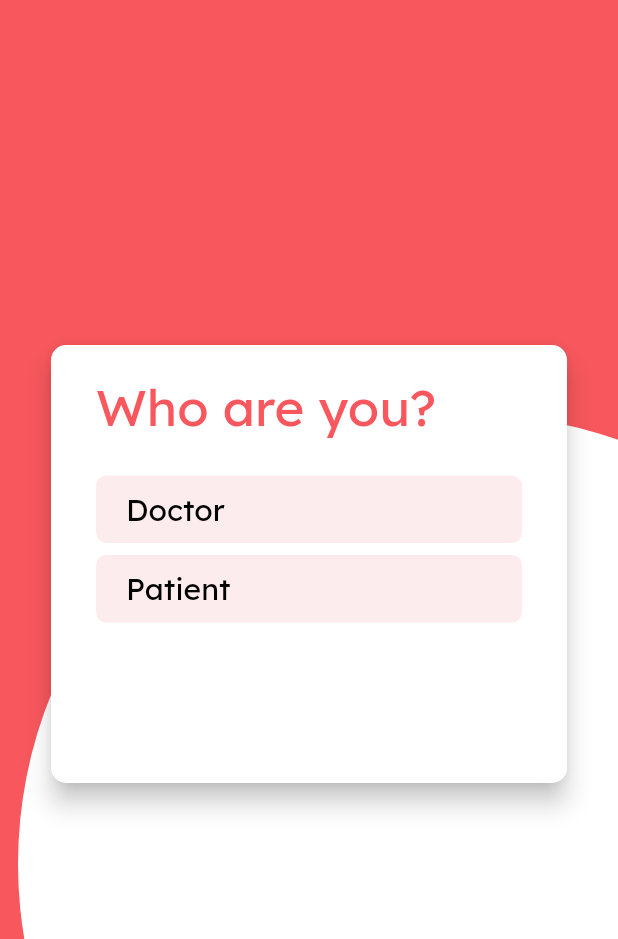
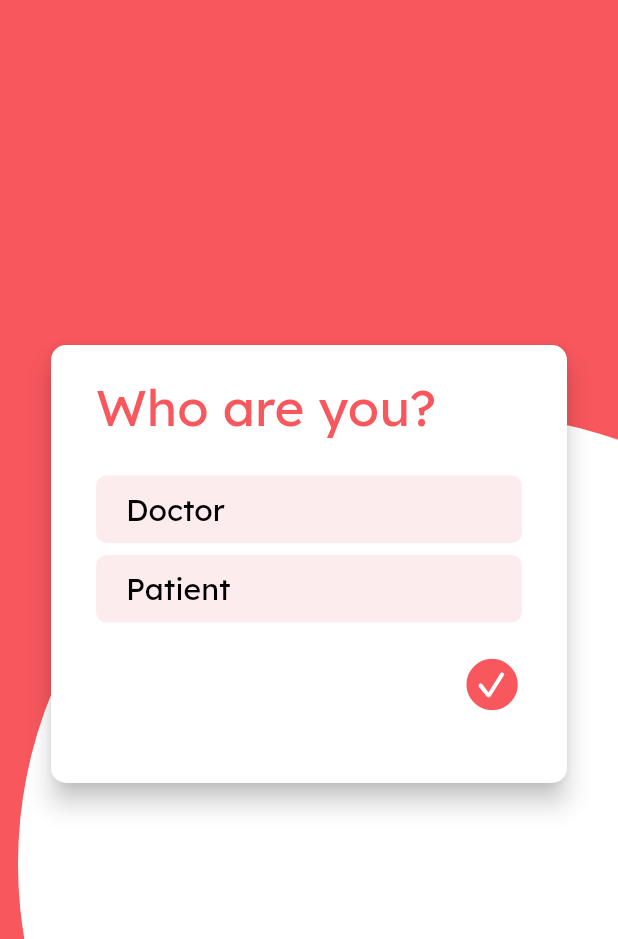
Before and after one commit to MLH-Fellowship/soochit, a Flutter app: the Welcome screen opened by its route, on a phone screen of 412 x 824 dp, the part 297-1236 px from its top. Run offline on Flutter 3.47's test engine with Material 2 defaults, Android fonts, the phone set to English and light mode, and no system bars; our stand-ins replace firebase_auth, flutter_mobx, mobx; missing offline and left inert: numeric_keyboard; accounts and stored records are empty; generated files the repository leaves out were written again.

```diff
--- a/lib/global/myStrings.dart
+++ b/lib/global/myStrings.dart
@@ -20,12 +20,9 @@ class MyStrings {
   // snackBar messages (errors/suggestions)
   static const invalidPhoneNumber = 'Please enter a valid phone number';
   static const invalidCodeOrAuth = 'Invalid code/Invalid authentication';
-  static const somethingGoneWrong =
-      'Something has gone wrong, please try later';
-  static const invalidPhoneNumberFormat =
-      'The phone number format is incorrect. Please enter your number in E.164 format i.e. [+][country code][number]';
-  static const incorrectOTP =
-      'Incorrect OTP. Please enter the last code received.';
+  static const somethingGoneWrong = 'Something has gone wrong, please try later';
+  static const invalidPhoneNumberFormat = 'The phone number format is incorrect. Please enter your number in E.164 format i.e. [+][country code][number]';
+  static const incorrectOTP = 'Incorrect OTP. Please enter the last code received.';
 
   //dummy data
   static const patientName = "Rachit Gupta";
@@ -36,19 +33,13 @@ class MyStrings {
   static const doctorName = "Dr. Rachit Gupta";
   static const phoneNumber = "+91 0000000000";
 
-  static const registerLabel = 'Register'; // for doc and patients both
-  static const buttonLabel2 = 'Confirm'; // for doc and patients both
-
   // >>>>>>>>>>>>>>>>>>>> PATIENT >>>>>>>>>>>>>>>>>>>>
 
   //home
   static const patientMedDeadlines = "$patientName's Medical Deadlines";
-  static const genderLabel = 'Gender';
-  static const addressLabel = 'Address';
 
   //prescription history
-  static const patientPrescriptionHistoryLabel =
-      "$patientName's Prescription History";
+  static const patientPrescriptionHistoryLabel = "$patientName's Prescription History";
 
   // >>>>>>>>>>>>>>>>>>>> DOCTOR >>>>>>>>>>>>>>>>>>>>
 
@@ -63,10 +54,4 @@ class MyStrings {
   static const yearsOldLabel = "years old";
   static const sampleProblem = "Problem: constant cough";
   static const searchPatientsLabel = "Search patients";
-
-  // register page
-  static const nameLabel = 'Name';
-  static const hospitalNameLabel = 'Hospital Name';
-  static const hospitalAddressLabel = 'Hospital Address';
-  static const qualificationsLabel = 'Qualifications';
 }
--- a/lib/main.dart
+++ b/lib/main.dart
@@ -5,10 +5,8 @@ import 'package:soochit/pages/authentication/register.dart';
 import 'package:soochit/pages/authentication/enterOTP.dart';
 import 'package:soochit/pages/authentication/splash_page.dart';
 import 'package:soochit/pages/doctor-specific/doctorProfile.dart';
-import 'package:soochit/pages/doctor-specific/doctorRegistration.dart';
 import 'package:soochit/pages/doctor-specific/homeDoctor.dart';
 import 'package:soochit/pages/patient-specific/homePatient.dart';
-import 'package:soochit/pages/patient-specific/patientRegistration.dart';
 import 'package:soochit/stores/login_store.dart';
 import 'pages/welcome.dart';
 import 'pages/login.dart';
@@ -62,9 +60,7 @@ class _MyAppState extends State<MyApp> {
             PrescriptionHistory.id: (context) => PrescriptionHistory(),
             SamplePatientProfile.id: (context) => SamplePatientProfile(),
             HomePatient.id: (context) => HomePatient(),
-            DoctorProfile.id: (context) => DoctorProfile(),
-            DoctorRegistration.id: (context) => DoctorRegistration(),
-            PatientRegistration.id: (context) => PatientRegistration(),
+            DoctorProfile.id: (context) => DoctorProfile()
           },
         ),
       ),
--- a/lib/pages/welcome.dart
+++ b/lib/pages/welcome.dart
@@ -1,32 +1,18 @@
-import 'package:cloud_firestore/cloud_firestore.dart';
-import 'package:firebase_auth/firebase_auth.dart';
 import 'package:flutter/cupertino.dart';
 import 'package:flutter/material.dart';
 import 'package:soochit/global/myColors.dart';
 import 'package:soochit/global/mySpaces.dart';
 import 'package:soochit/global/myStrings.dart';
 import 'package:soochit/global/myDimens.dart';
-import 'package:soochit/pages/doctor-specific/doctorRegistration.dart';
-import 'package:soochit/pages/patient-specific/patientRegistration.dart';
-
-List<String> userType = ['Doctor', 'Patient'];
-List<Color> backgroundColor = [MyColors.lightestPink, MyColors.lightestPink];
-List<Color> textColor = [MyColors.black, MyColors.black];
-String selectedRole;
+import 'package:soochit/pages/login.dart';
 
 class Welcome extends StatefulWidget {
   static String id = "welcome";
-  FirebaseUser user;
-
-  Welcome({Key key, @required this.user}) : super(key: key);
   @override
-  _WelcomeState createState() => _WelcomeState(user: user);
+  _WelcomeState createState() => _WelcomeState();
 }
 
 class _WelcomeState extends State<Welcome> {
-  FirebaseUser user;
-
-  _WelcomeState({Key key, @required this.user});
   @override
   Widget build(BuildContext context) {
     return Scaffold(
@@ -44,14 +30,12 @@ class _WelcomeState extends State<Welcome> {
                   children: [
                     Text(
                       MyStrings.welcomeToLabel,
-                      style: Theme.of(context).textTheme.headline4.copyWith(
-                          color: MyColors.lighterPink,
-                          fontFamily: 'airbnb',
-                          fontSize: 30),
+                      style: Theme.of(context).textTheme.headline4.copyWith(color: MyColors.lighterPink, fontFamily: 'airbnb', fontSize: 30),
                     ),
-                    Text(MyStrings.appName,
-                        style: Theme.of(context).textTheme.headline3.copyWith(
-                            color: MyColors.white, fontFamily: 'airbnb')),
+                    Text(
+                      MyStrings.appName,
+                      style: Theme.of(context).textTheme.headline3.copyWith(color: MyColors.white,fontFamily: 'airbnb')
+                    ),
                   ],
                 ),
               ),
@@ -74,149 +58,87 @@ class _WelcomeState extends State<Welcome> {
             child: Container(
               height: MyDimens.double_300,
               width: double.infinity,
-              margin: EdgeInsets.symmetric(horizontal: MyDimens.double_20),
+              margin: EdgeInsets.symmetric(horizontal:MyDimens.double_20),
               child: Card(
                 shape: RoundedRectangleBorder(
-                    borderRadius: BorderRadius.circular(MyDimens.double_10)),
+                    borderRadius: BorderRadius.circular(MyDimens.double_10)
+                ),
                 elevation: MyDimens.double_7,
                 child: Padding(
-                  padding: const EdgeInsets.symmetric(
-                      horizontal: MyDimens.double_30),
+                  padding: const EdgeInsets.symmetric(horizontal: MyDimens.double_30),
                   child: Column(
                     children: [
                       Padding(
-                          padding: const EdgeInsets.symmetric(
-                              vertical: MyDimens.double_20),
+                        padding: const EdgeInsets.symmetric(vertical: MyDimens.double_20),
                         child: Align(
-                            child: Text(MyStrings.whoAreYouLabel,
-                                style: Theme.of(context)
-                                    .textTheme
-                                    .headline4
-                                    .copyWith(
-                                        color: MyColors.primaryColor,
-                                        fontFamily: 'lexenddeca')),
+                          child: Text(
+                              MyStrings.whoAreYouLabel,
+                              style: Theme.of(context).textTheme.headline4.copyWith(color: MyColors.primaryColor, fontFamily: 'lexenddeca')
+                          ),
                             alignment: Alignment.centerLeft,
-                          )),
+                        )
+                      ),
                       Padding(
-                        padding: const EdgeInsets.symmetric(
-                            vertical: MyDimens.double_2point5),
+                        padding: const EdgeInsets.symmetric(vertical: MyDimens.double_2point5),
                         child: Row(
                           children: [
                             Expanded(
                               child: FlatButton(
-                                  padding: EdgeInsets.symmetric(
-                                      vertical: MyDimens.double_10,
-                                      horizontal: MyDimens.double_20),
-                                  onPressed: () {
-                                    setState(() {
-                                      if (backgroundColor[0] ==
-                                          MyColors.lightestPink) {
-                                        backgroundColor[0] =
-                                            MyColors.primaryColor;
-                                        textColor[0] = MyColors.white;
-                                        backgroundColor[1] =
-                                            MyColors.lightestPink;
-                                        textColor[1] = MyColors.black;
-                                        selectedRole = userType[0];
-                                      } else {
-                                        selectedRole = null;
-                                        backgroundColor[0] =
-                                            MyColors.lightestPink;
-                                        textColor[0] = MyColors.black;
-                                      }
-                                    });
-                                  },
-                                  color: backgroundColor[0],
+                                padding: EdgeInsets.symmetric(vertical: MyDimens.double_10, horizontal: MyDimens.double_20),
+                                onPressed: () {},
+                                color: MyColors.lightestPink,
                                 shape: RoundedRectangleBorder(
-                                      borderRadius: BorderRadius.circular(
-                                          MyDimens.double_7)),
+                                    borderRadius: BorderRadius.circular(MyDimens.double_7)),
                                 child: Align(
-                                    child: Text(MyStrings.doctorLabel,
-                                        style: Theme.of(context)
-                                            .textTheme
-                                            .headline6
-                                            .copyWith(
-                                                color: textColor[0],
-                                                fontFamily: 'lexenddeca')),
+                                  child: Text(
+                                      MyStrings.doctorLabel,
+                                      style: Theme.of(context).textTheme.headline6.copyWith(color: MyColors.black, fontFamily: 'lexenddeca')
+                                  ),
                                   alignment: Alignment.centerLeft,
-                                  )),
+                                )
                             ),
-                          ],
+                            ),],
                         ),
                       ),
                       Padding(
-                          padding: const EdgeInsets.symmetric(
-                              vertical: MyDimens.double_2point5),
-                          child: Column(
+                        padding: const EdgeInsets.symmetric(vertical: MyDimens.double_2point5),
+                        child:
+                        Column(
                           children: [
                             Row(
                               children: [
                                 Expanded(
                                   child: FlatButton(
-                                        padding: EdgeInsets.symmetric(
-                                            vertical: MyDimens.double_10,
-                                            horizontal: MyDimens.double_20),
-                                        onPressed: () {
-                                          setState(() {
-                                            if (backgroundColor[1] ==
-                                                MyColors.lightestPink) {
-                                              backgroundColor[1] =
-                                                  MyColors.primaryColor;
-                                              textColor[1] = MyColors.white;
-                                              backgroundColor[0] =
-                                                  MyColors.lightestPink;
-                                              textColor[0] = MyColors.black;
-                                              selectedRole = userType[1];
-                                            } else {
-                                              selectedRole = null;
-                                              backgroundColor[1] =
-                                                  MyColors.lightestPink;
-                                              textColor[1] = MyColors.black;
-                                            }
-                                          });
-                                        },
-                                        color: backgroundColor[1],
+                                      padding: EdgeInsets.symmetric(vertical: MyDimens.double_10, horizontal: MyDimens.double_20),
+                                    onPressed: () {},
+                                    color: MyColors.lightestPink,
                                     shape: RoundedRectangleBorder(
-                                            borderRadius: BorderRadius.circular(
-                                                MyDimens.double_7)),
+                                        borderRadius: BorderRadius.circular(MyDimens.double_7)),
                                     child: Align(
-                                          child: Text(MyStrings.patientLabel,
-                                              style: Theme.of(context)
-                                                  .textTheme
-                                                  .headline6
-                                                  .copyWith(
-                                                      color: textColor[1],
-                                                      fontFamily:
-                                                          'lexenddeca')),
+                                      child: Text(
+                                          MyStrings.patientLabel,
+                                          style: Theme.of(context).textTheme.headline6.copyWith(color: MyColors.black, fontFamily: 'lexenddeca')
+                                      ),
                                       alignment: Alignment.centerLeft,
-                                        )),
+                                    )
+                                  ),
                                 ),
                               ],
-                              ),
-                              MySpaces.vSmallGapInBetween,
-                              Visibility(
-                                visible: (selectedRole != null),
-                                child: InkWell(
+                            ),MySpaces.vSmallGapInBetween,
+                            InkWell(
                               child: Align(
                                 child: Icon(
-                                      CupertinoIcons.check_mark_circled_solid,
-                                      size: MyDimens.double_40,
-                                      color: MyColors.primaryColor,
+                                  CupertinoIcons.check_mark_circled_solid, size: MyDimens.double_40,color: MyColors.primaryColor,
                                 ),
                                 alignment: Alignment.centerRight,
                               ),
                               onTap: () {
-                                    if(selectedRole==userType[0])
-                                    Navigator.of(context).push(
-                                        MaterialPageRoute(builder: (_) => DoctorRegistration(user: user)));
-                                    else
-                                      Navigator.of(context).push(
-                                          MaterialPageRoute(builder: (_) => PatientRegistration(user: user)));
+                                Navigator.pushNamed(context, Login.id);
                               },
-                                ),
                             )
                           ],
-                          )),
+                        )
+                      ),
                     ],
                   ),
                 ),
--- a/pubspec.yaml
+++ b/pubspec.yaml
@@ -19,8 +19,6 @@ dependencies:
   mobx: ^1.1.1
   flutter_mobx: ^1.1.0
   provider: ^4.0.4
-  cloud_firestore: ^0.13.6
-  firebase_storage: ^3.0.6
 
 dev_dependencies:
   flutter_test:
```
Also changed, not shown: lib/pages/doctor-specific/doctorRegistration.dart (deleted, +0 -136 lines), lib/pages/patient-specific/patientRegistration.dart (deleted, +0 -132 lines), lib/stores/login_store.dart (+3 -4 lines), lib/global/myColors.dart (line endings or trailing spaces), lib/pages/authentication/enterOTP.dart (indentation only), lib/pages/authentication/register.dart (indentation only), lib/pages/authentication/signout.dart (line endings or trailing spaces), lib/pages/authentication/splash_page.dart (line endings or trailing spaces), lib/stores/login_store.g.dart, pubspec.lock (deleted), 4 other files. Lines whose indentation alone changed are shown as unchanged.
